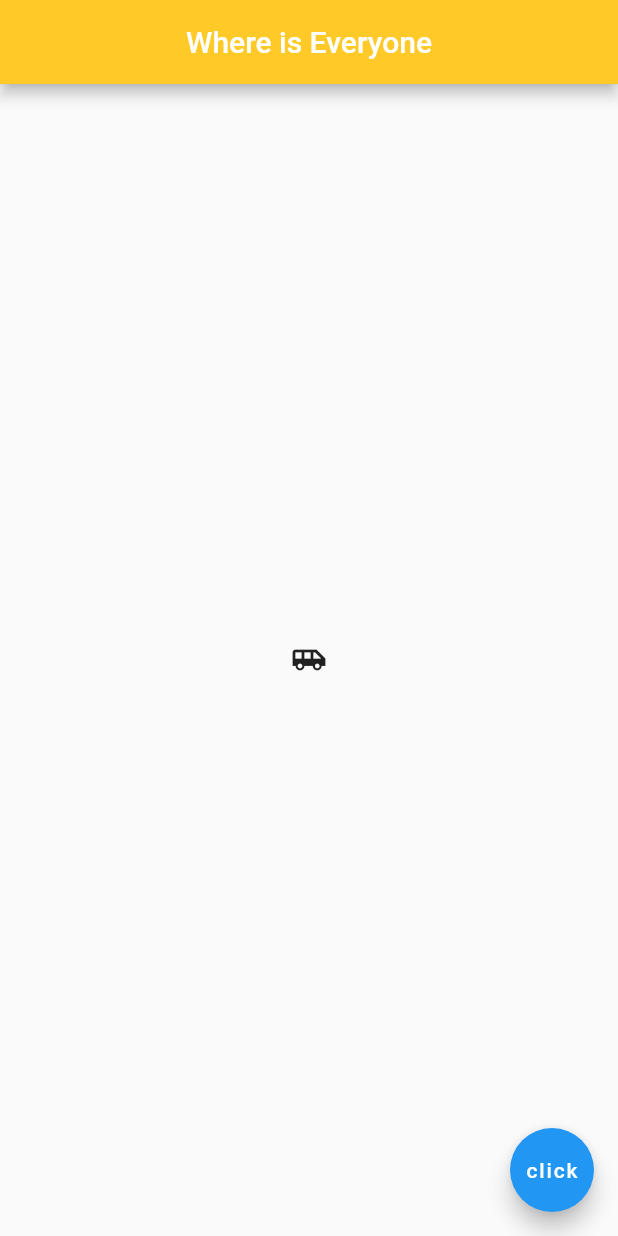
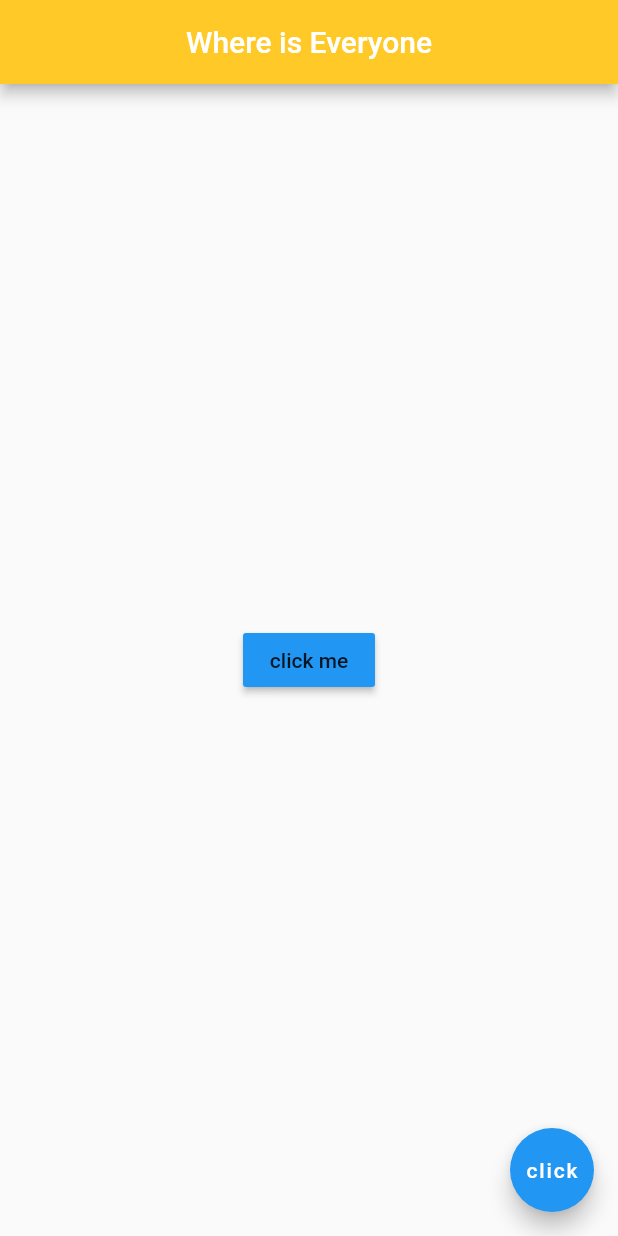
Before and after one commit to Shraddhasaini/Mobile-StatusNeo, a Flutter app: the screen it shows after launch, on a phone screen of 412 x 824 dp. Run offline on Flutter 3.47's test engine with Material 2 defaults, Android fonts, the phone set to English and light mode, and no system bars; project files that could hold a hidden picture were left out.

Commit message:
Raised BUttons

```diff
--- a/lib/main.dart
+++ b/lib/main.dart
@@ -14,9 +14,11 @@ class Home extends StatelessWidget {
         backgroundColor: Colors.amber[400],
       ),
       body: Center(
-        child: Icon(
-          Icons.airport_shuttle
-        ),
+        child: RaisedButton(
+          onPressed: (){},
+          child: Text('click me'),
+          color: Colors.blue[500],
+        )
       ),
       floatingActionButton: FloatingActionButton(
         child: Text('click'),
```
